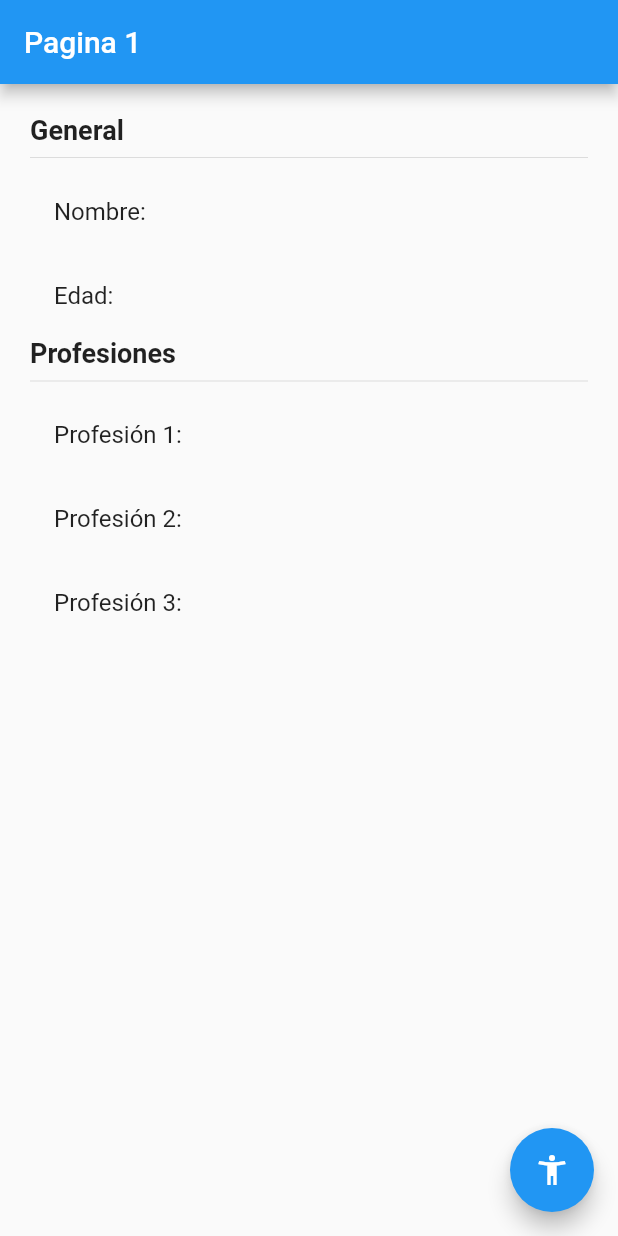
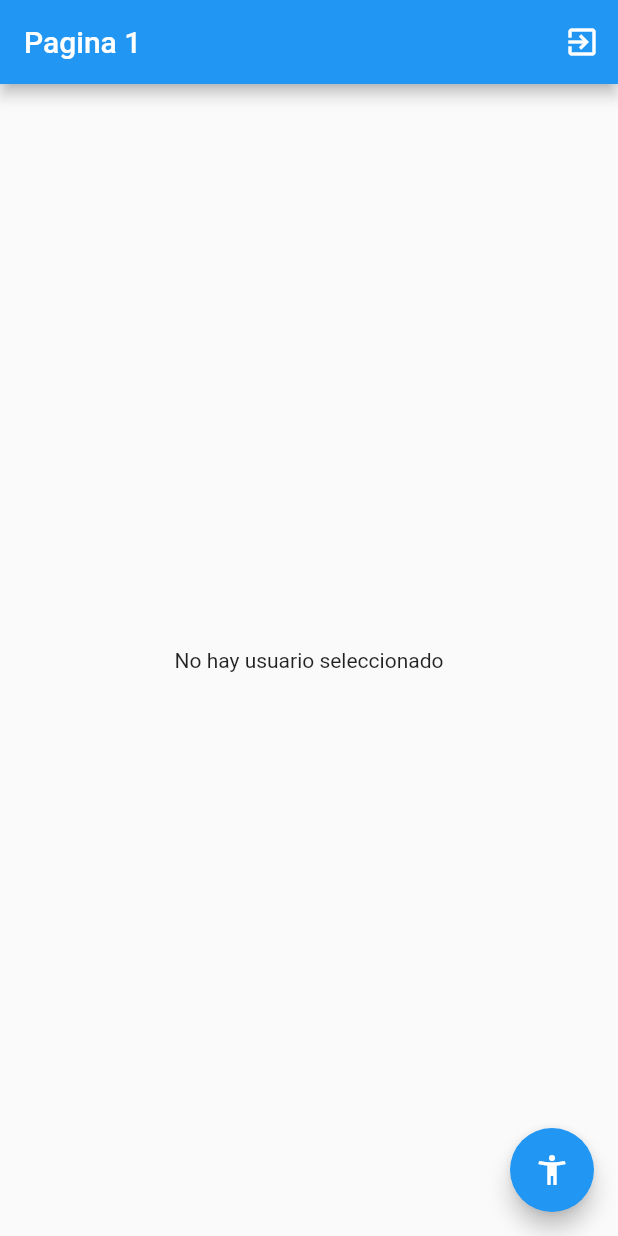
Before and after one commit to ramsesguillen/flutter-manejadoresestado, a Flutter app: the screen it shows after launch, on a phone screen of 412 x 824 dp. Run offline on Flutter 3.47's test engine with Material 2 defaults, Android fonts, the phone set to English and light mode, and no system bars; our stand-ins replace bloc, flutter_bloc.

Commit message:
Cubit Listo

```diff
--- /dev/null
+++ b/lib/bloc/usuario/usuario_cubit.dart
@@ -0,0 +1,42 @@
+import 'package:bloc/bloc.dart';
+import 'package:manejadores_estado/models/usuarios.dart';
+import 'package:meta/meta.dart';
+
+part 'usuario_state.dart';
+
+
+/// El que se encarga de hacer peticiones, el que cambia el estado
+class UsuarioCubit extends Cubit<UsuarioState> {
+  UsuarioCubit() : super(UsuarioInitial());
+
+
+  void seleccionarUsuario( Usuario user ) {
+    emit( UsuarioActivo(user) );
+    /// al emitir se cambia a un nuevo estado - Se emite un nuevo estado
+    /// Este estado es que tiene las propiedes que utilizares mas adelante
+  }
+
+  void cambiarEdad( int edad ) {
+    final currentState = state;
+    if( currentState is UsuarioActivo ) {
+      final newUser = currentState.usuario.copyWith( edad: edad );
+      emit( UsuarioActivo( newUser ) );
+    }
+  }
+
+  void agregarProfesion() {
+    final currentState = state;
+    if( currentState is UsuarioActivo ) {
+      final List<String> profesiones = [
+        ...currentState.usuario.profesiones,
+        'Profesión: ${ currentState.usuario.profesiones.length + 1 }'
+      ];
+      final newUser = currentState.usuario.copyWith( profesiones:  profesiones);
+      emit( UsuarioActivo( newUser ) );
+    }
+  }
+
+  void borrarUsuario() {
+    emit( UsuarioInitial() );
+  }
+}
--- /dev/null
+++ b/lib/bloc/usuario/usuario_state.dart
@@ -0,0 +1,27 @@
+part of 'usuario_cubit.dart';
+
+
+
+/// Loss posibles estado
+@immutable
+abstract class UsuarioState {}
+
+class UsuarioInitial extends UsuarioState {
+
+  // propiedades del estado inicial
+  final existeUsuario = false;
+
+
+  // @override
+  // String toString() {
+  //   return 'UsuarioInicial: existeUsuario: false';
+  // }
+}
+
+
+class UsuarioActivo extends UsuarioState {
+  final existeUsuario = true;
+  final Usuario usuario;
+
+  UsuarioActivo(this.usuario);
+}
--- a/lib/main.dart
+++ b/lib/main.dart
@@ -1,4 +1,6 @@
 import 'package:flutter/material.dart';
+import 'package:flutter_bloc/flutter_bloc.dart';
+import 'package:manejadores_estado/bloc/usuario/usuario_cubit.dart';
 import 'package:manejadores_estado/pages/pagina1_page.dart';
 import 'package:manejadores_estado/pages/pagina2_page.dart';
 
@@ -7,7 +9,11 @@ void main() => runApp(MyApp());
 class MyApp extends StatelessWidget {
   @override
   Widget build(BuildContext context) {
-    return MaterialApp(
+    return MultiBlocProvider(
+      providers: [
+        BlocProvider(create: (_) => new UsuarioCubit() )
+      ],
+      child: MaterialApp(
         debugShowCheckedModeBanner: false,
         title: 'Material App',
         initialRoute: 'pagina1',
@@ -15,6 +21,7 @@ class MyApp extends StatelessWidget {
           'pagina1': (_) => Pagina1Page(),
           'pagina2': (_) => Pagina2Page(),
         },
+      ),
     );
   }
 }
--- a/lib/models/usuarios.dart
+++ b/lib/models/usuarios.dart
@@ -1,9 +1,9 @@
 
 
 class Usuario {
-  String nombre;
-  int edad;
-  List<String> profesiones;
+  final String nombre;
+  final int edad;
+  final List<String> profesiones;
 
   Usuario({
     this.edad,
@@ -11,4 +11,16 @@ class Usuario {
     this.profesiones
   });
 
+  Usuario copyWith({
+    String nombre,
+    int edad,
+    List<String> profesiones
+  }) {
+    return Usuario(
+      nombre: nombre ?? this.nombre,
+      edad: edad ?? this.edad,
+      profesiones: profesiones ?? this.profesiones,
+    );
+  }
+
 }
--- a/lib/pages/pagina1_page.dart
+++ b/lib/pages/pagina1_page.dart
@@ -1,5 +1,8 @@
 ///[]
 import 'package:flutter/material.dart';
+import 'package:flutter_bloc/flutter_bloc.dart';
+import 'package:manejadores_estado/bloc/usuario/usuario_cubit.dart';
+import 'package:manejadores_estado/models/usuarios.dart';
 
 
 ///[]
@@ -14,8 +17,16 @@ class Pagina1Page extends StatelessWidget {
     return Scaffold(
       appBar: AppBar(
         title: Text('Pagina 1'),
+        actions: [
+          IconButton(
+            onPressed: () {
+              context.read<UsuarioCubit>().borrarUsuario();
+            },
+            icon: Icon(Icons.exit_to_app)
+          )
+        ],
       ),
-      body: InformacionUsuario(),
+      body: BodyScaffold(),
       floatingActionButton: FloatingActionButton(
         child: Icon(Icons.accessibility_new),
         onPressed: () => Navigator.pushNamed(context, 'pagina2'),
@@ -24,10 +35,36 @@ class Pagina1Page extends StatelessWidget {
   }
 }
 
+class BodyScaffold extends StatelessWidget {
+
+  @override
+  Widget build(BuildContext context) {
+    return BlocBuilder<UsuarioCubit, UsuarioState>(builder: (_, state) {
+
+      switch ( state.runtimeType ) {
+        case UsuarioInitial:
+          return Center(child: Text('No hay usuario seleccionado'));
+          break;
+        case UsuarioActivo:
+          return InformacionUsuario( ( state as UsuarioActivo ).usuario );
+          break;
+        default:
+          return Center(child: Text('Estado no reconocido'));
+      }
+      // if ( state is UsuarioInitial ) {
+      //   return Center(child: Text('No hay usuario seleccionado'));
+      // } else if ( state is UsuarioActivo ) {
+      //   return InformacionUsuario( state.usuario );
+      // } else {
+      //   return Center(child: Text('Estado no reconocido'));
+      // }
+    });
+  }
+}
+
 class InformacionUsuario extends StatelessWidget {
-  const InformacionUsuario({
-    Key key,
-  }) : super(key: key);
+  final Usuario usuario;
+  const InformacionUsuario( this.usuario );
 
   @override
   Widget build(BuildContext context) {
@@ -40,14 +77,15 @@ class InformacionUsuario extends StatelessWidget {
         children: [
           Text('General', style: TextStyle( fontSize: 18, fontWeight: FontWeight.bold)),
           Divider(),
-          ListTile( title: Text('Nombre: ')),
-          ListTile( title: Text('Edad: ')),
+          ListTile( title: Text('Nombre: ${ usuario.nombre }')),
+          ListTile( title: Text('Edad: ${ usuario.edad }')),
 
           Text('Profesiones', style: TextStyle( fontSize: 18, fontWeight: FontWeight.bold)),
           Divider(),
-          ListTile( title: Text('Profesión 1: ')),
-          ListTile( title: Text('Profesión 2: ')),
-          ListTile( title: Text('Profesión 3: ')),
+
+          ...usuario.profesiones.map(( profesion ) =>
+            ListTile( title: Text(profesion) ),
+          )
         ],
       )
     );
--- a/pubspec.yaml
+++ b/pubspec.yaml
@@ -28,6 +28,7 @@ dependencies:
   # The following adds the Cupertino Icons font to your application.
   # Use with the CupertinoIcons class for iOS style icons.
   cupertino_icons: ^1.0.2
+  flutter_bloc: ^7.0.0
 
 dev_dependencies:
   flutter_test:
```
Also changed, not shown: lib/pages/pagina2_page.dart (+20 -4 lines), pubspec.lock. Lines whose indentation alone changed are shown as unchanged.
